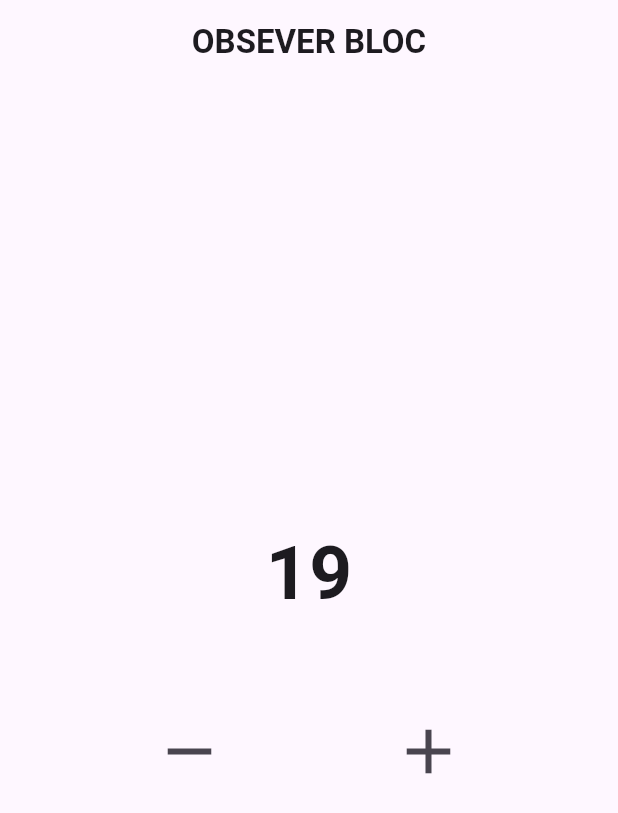
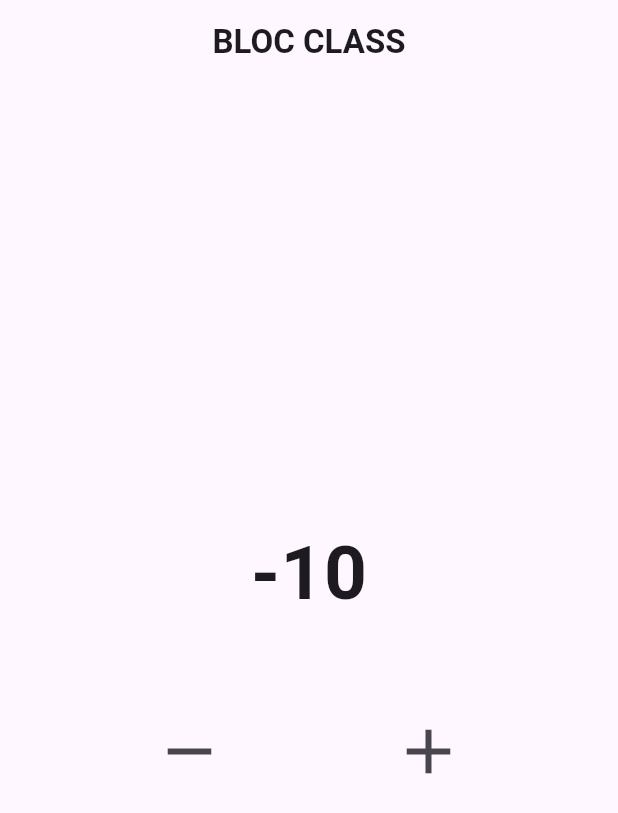
Before and after one commit to iqbalsuwandi20/state-managemet-bloc, a Flutter app: the screen it shows after launch, after a tap on the "remove" icon, on a phone screen of 412 x 824 dp. Shown: the top 813 px of the screen. Run offline on Flutter 3.47's test engine with Material 3 defaults, Android fonts, the light colour scheme and no system bars; our stand-ins replace bloc, flutter_bloc.

Commit message:
bloc class

```diff
--- a/lib/bloc/counter_bloc.dart
+++ b/lib/bloc/counter_bloc.dart
@@ -5,15 +5,9 @@ import 'counter_event.dart';
 class CounterBloc extends Bloc<CounterEvent, int> {
   // ignore: use_super_parameters initial
   CounterBloc(int intial) : super(intial) {
-    on<CounterEvent>(
-      (event, emit) {
-        if (event == CounterEvent.decrement) {
-          emit(state - 1);
-        } else {
-          emit(state + 1);
-        }
-      },
-    );
+    on<DecrementCounter>((event, emit) => emit((state - 1) * event.value));
+
+    on<IncrementCounter>((event, emit) => emit((state + 1) * event.value));
   }
 
   @override
--- a/lib/bloc/counter_event.dart
+++ b/lib/bloc/counter_event.dart
@@ -1,4 +1,12 @@
-enum CounterEvent {
-  decrement,
-  increment,
+class CounterEvent {
+  int value;
+  CounterEvent(this.value);
 }
+
+class DecrementCounter extends CounterEvent {
+  DecrementCounter(super.value);
+}
+
+class IncrementCounter extends CounterEvent {
+  IncrementCounter(super.value);
+}
--- a/lib/pages/home_page.dart
+++ b/lib/pages/home_page.dart
@@ -7,14 +7,15 @@ import '../bloc/counter_event.dart';
 class HomePage extends StatelessWidget {
   HomePage({super.key});
 
-  final CounterBloc counterBloc = CounterBloc(20);
+  final CounterBloc counterBloc = CounterBloc(0);
+  final int value = 10;
 
   @override
   Widget build(BuildContext context) {
     return Scaffold(
       appBar: AppBar(
         title: Text(
-          "Obsever Bloc".toUpperCase(),
+          "Bloc class".toUpperCase(),
           style: const TextStyle(fontWeight: FontWeight.bold),
         ),
         centerTitle: true,
@@ -38,11 +39,11 @@ class HomePage extends StatelessWidget {
               mainAxisAlignment: MainAxisAlignment.spaceEvenly,
               children: [
                 IconButton(
-                  onPressed: () => counterBloc.add(CounterEvent.decrement),
+                  onPressed: () => counterBloc.add(DecrementCounter(value)),
                   icon: const Icon(Icons.remove, size: 50),
                 ),
                 IconButton(
-                  onPressed: () => counterBloc.add(CounterEvent.increment),
+                  onPressed: () => counterBloc.add(IncrementCounter(value)),
                   icon: const Icon(Icons.add, size: 50),
                 ),
               ],
```
